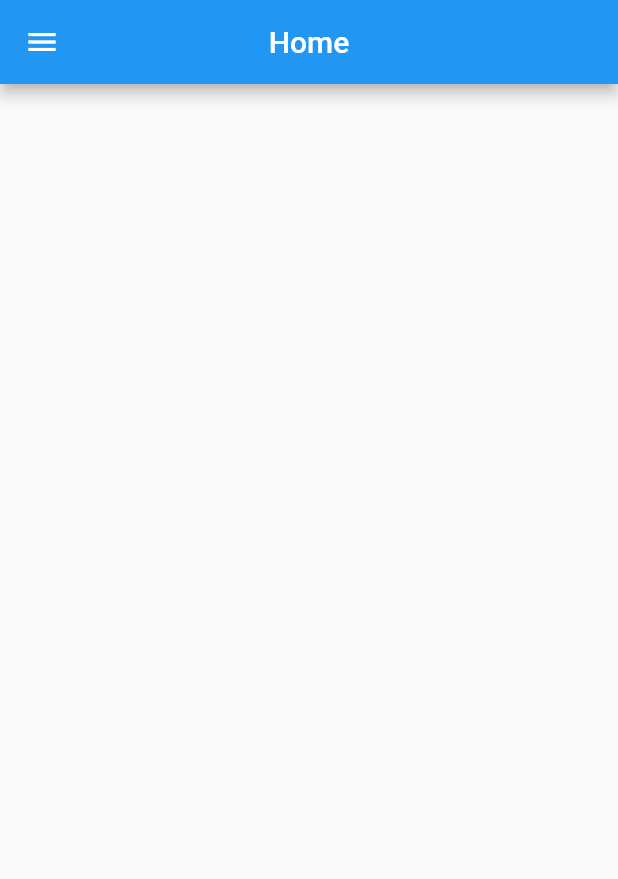
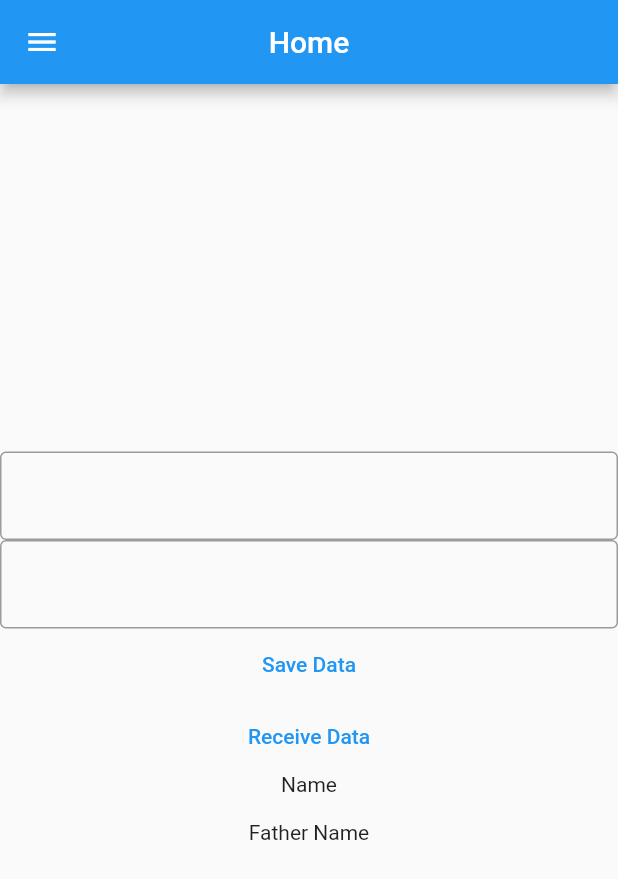
Before and after one commit to AbuBakar044/order_lao, a Flutter app: the HomeScreen screen opened directly, on a phone screen of 412 x 824 dp. Shown: the top 879 px of the screen. Run offline on Flutter 3.47's test engine with Material 2 defaults, Android fonts, the phone set to English and light mode, and no system bars; our stand-ins replace cloud_firestore, firebase_auth, firebase_core, firebase_storage, get, image_picker and 2 more; accounts and stored records are empty.

Commit message:
Home Screen
Home Screen

```diff
--- a/lib/screens/home_screen.dart
+++ b/lib/screens/home_screen.dart
@@ -1,20 +1,85 @@
+import 'package:cloud_firestore/cloud_firestore.dart';
 import 'package:flutter/material.dart';
 import 'package:flutter/src/widgets/framework.dart';
 import 'package:flutter/src/widgets/placeholder.dart';
 import 'package:order_lao/screens/widgets/custom_drawer.dart';
+import 'package:order_lao/screens/widgets/custom_form_field.dart';
 import 'package:order_lao/screens/widgets/my_text.dart';
 
-class HomeScreen extends StatelessWidget {
+class HomeScreen extends StatefulWidget {
   const HomeScreen({super.key});
 
   @override
+  State<HomeScreen> createState() => _HomeScreenState();
+}
+
+class _HomeScreenState extends State<HomeScreen> {
+  final nameCtrl = TextEditingController();
+  final fatherNameCtrl = TextEditingController();
+  FirebaseFirestore firestore = FirebaseFirestore.instance;
+
+  String? name;
+  String? fatherName;
+  @override
   Widget build(BuildContext context) {
-    return  Scaffold(
+    return Scaffold(
       appBar: AppBar(
         title: MyText(text: 'Home'),
         centerTitle: true,
       ),
       drawer: CustomDrawer(),
+      body: Column(
+        mainAxisAlignment: MainAxisAlignment.center,
+        crossAxisAlignment: CrossAxisAlignment.center,
+        children: [
+          CustomFormField(
+            controller: nameCtrl,
+          ),
+          CustomFormField(
+            controller: fatherNameCtrl,
+          ),
+          TextButton(
+            onPressed: () {
+              saveUserData();
+            },
+            child: const MyText(
+              text: 'Save Data',
+            ),
+          ),
+          TextButton(
+            onPressed: () {
+              getUserData();
+            },
+            child: const MyText(
+              text: 'Receive Data',
+            ),
+          ),
+          MyText(text: 'Name'),
+          MyText(text: name ?? ''),
+          MyText(text: 'Father Name'),
+          MyText(text: fatherName ?? ''),
+        ],
+      ),
     );
   }
+
+  Future<void> saveUserData() async {
+    await firestore.collection('test_user').doc(fatherNameCtrl.text).set(
+      {
+        'name': nameCtrl.text,
+        'father_name': fatherNameCtrl.text,
+      },
+    );
+  }
+
+
+  Future<void> getUserData(int index) async {
+    firestore.collection('test_user').get().then((value) {
+      name = value.docs[index]['name'];
+      fatherName = value.docs[index]['father_name'];
+      setState(() {});
+
+      print('...................${value.docs.length}');
+    });
+  }
 }
```
